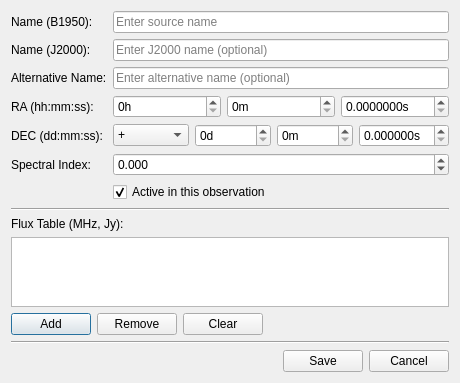
First picture: the form in pastrocore/gui_pyside/dialog_edtior_source.ui, repository Torward1024/pAstroCORE, before the edit.
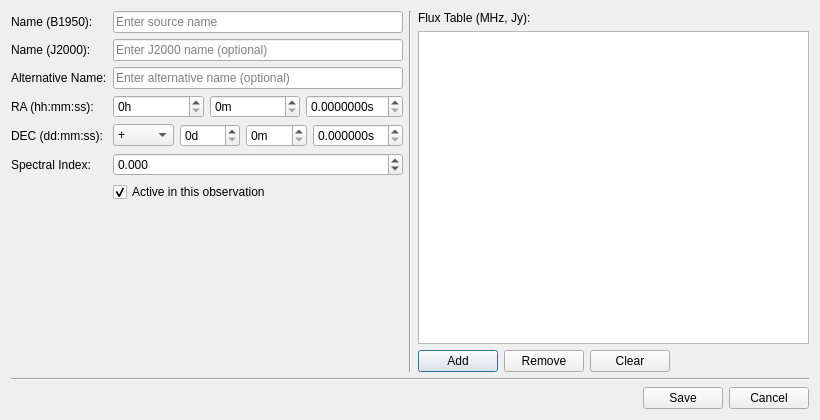
Second picture: the form after the edit. Icons and pictures are not drawn.

What changed in the file:
```diff
--- a/pastrocore/gui_pyside/dialog_edtior_source.ui
+++ b/pastrocore/gui_pyside/dialog_edtior_source.ui
@@ -9,8 +9,8 @@
    <rect>
     <x>0</x>
     <y>0</y>
-    <width>460</width>
-    <height>380</height>
+    <width>820</width>
+    <height>420</height>
    </rect>
   </property>
   <property name="sizePolicy">
@@ -30,8 +30,7 @@
    <bool>true</bool>
   </property>
   <layout class="QVBoxLayout" name="verticalLayout">
-   <item>
-    <layout class="QFormLayout" name="formLayout">
+   <item><layout class="QHBoxLayout" name="fieldsRow"><item><layout class="QFormLayout" name="formLayout">
      <item row="0" column="0">
       <widget class="QLabel" name="labelName">
        <property name="text">
@@ -228,16 +227,12 @@
       </widget>
      </item>
     </layout>
-   </item>
-   <item>
-    <widget class="Line" name="line_2">
+   </item><item><widget class="Line" name="line_2">
      <property name="orientation">
-      <enum>Qt::Orientation::Horizontal</enum>
+      <enum>Qt::Vertical</enum>
      </property>
     </widget>
-   </item>
-   <item>
-    <layout class="QGridLayout" name="gridLayout">
+   </item><item><layout class="QGridLayout" name="gridLayout">
      <item row="2" column="0">
       <layout class="QHBoxLayout" name="horizontalLayout">
        <item>
@@ -300,9 +295,7 @@
       </widget>
      </item>
     </layout>
-   </item>
-   <item>
-    <widget class="Line" name="line">
+   </item></layout></item><item><widget class="Line" name="line">
      <property name="orientation">
       <enum>Qt::Orientation::Horizontal</enum>
      </property>
```
Left out of the diff: 8 changed lines with no effect on the pictures.
